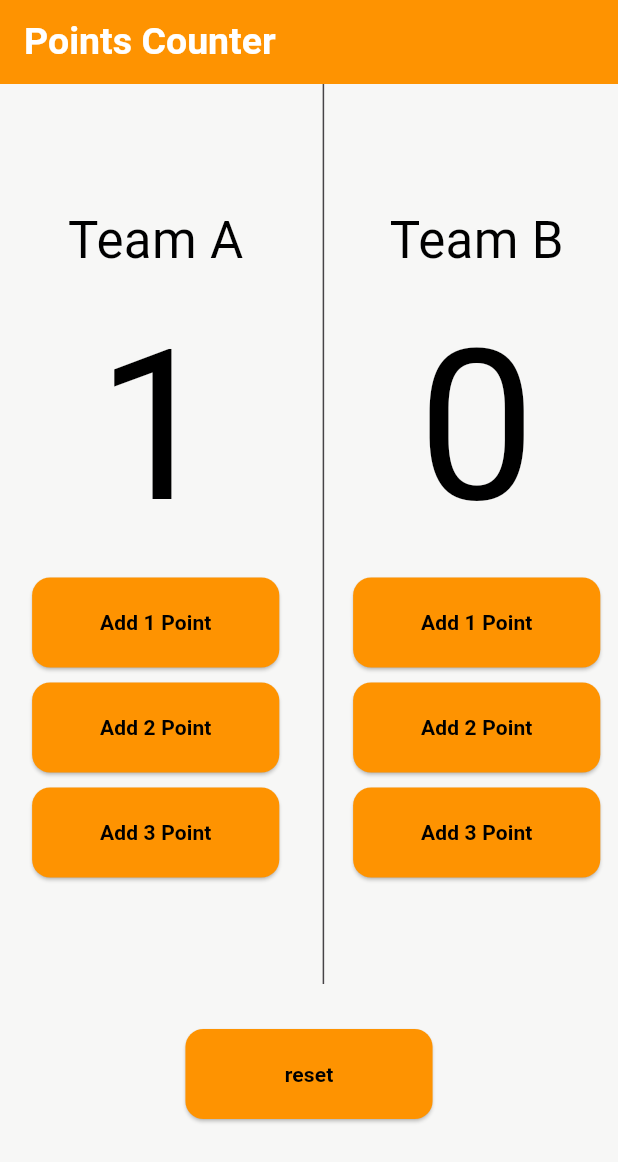
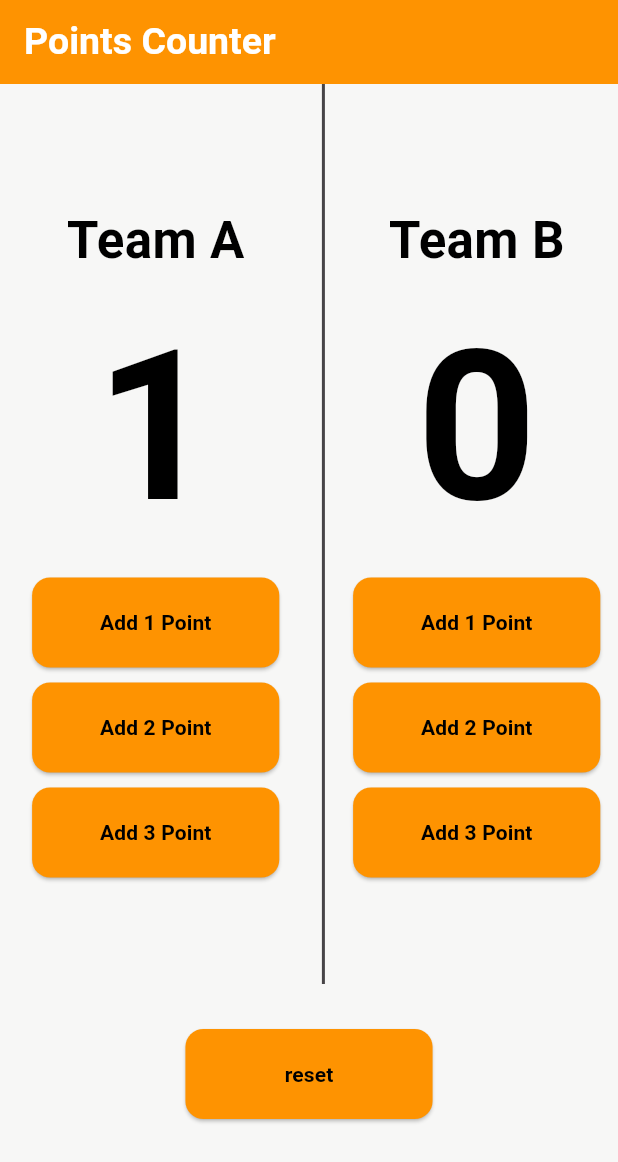
Before and after one commit to OmarGamalDev/flutter_revision_project, a Flutter app: the screen it shows after launch, after a tap on "Add 1 Point", on a phone screen of 412 x 824 dp. Shown: the top 1162 px of the screen. Run offline on Flutter 3.47's test engine with Material 3 defaults, Android fonts, the phone set to English and light mode, and no system bars; our stand-ins replace flutter_bloc.

Commit message:
Refactor Basketball Points Counter app to use Bloc for state management and update UI accordingly

```diff
--- a/lib/Basketball Points Counter App/backetball_counter_view.dart
+++ b/lib/Basketball Points Counter App/backetball_counter_view.dart
@@ -1,4 +1,6 @@
 import 'package:flutter/material.dart';
+import 'package:flutter_bloc/flutter_bloc.dart';
+import 'package:flutter_revision_project/Basketball%20Points%20Counter%20App/cubit/counter_cubit.dart';
 import 'package:flutter_revision_project/Basketball%20Points%20Counter%20App/widgets/backetball_counter_body.dart';
 
 class BacketballCounterView extends StatelessWidget {
@@ -6,7 +8,9 @@ class BacketballCounterView extends StatelessWidget {
 
   @override
   Widget build(BuildContext context) {
-    return Scaffold(
+    return BlocProvider(
+      create: (context) => CounterCubit(),
+      child: Scaffold(
         backgroundColor: Color(0xfff7f7f6),
         appBar: AppBar(
           backgroundColor: Color(0xfffe9301),
@@ -20,6 +24,7 @@ class BacketballCounterView extends StatelessWidget {
           ),
         ),
         body: BacketballCounterBody(),
+      ),
     );
   }
 }
--- /dev/null
+++ b/lib/Basketball Points Counter App/cubit/counter_cubit.dart
@@ -0,0 +1,27 @@
+import 'package:flutter_bloc/flutter_bloc.dart';
+import 'package:flutter_revision_project/Basketball%20Points%20Counter%20App/cubit/counter_state.dart';
+
+class CounterCubit extends Cubit<CounterState> {
+  CounterCubit() : super(CounterAIncrementedState());
+  int countTeamA = 0;
+  int countTeamb = 0;
+  void incrementA({required String team, required int buttonnumber}) {
+    if (team == 'A') {
+      countTeamA += buttonnumber;
+      emit(CounterAIncrementedState());
+    }
+  }
+
+  void incrementB({required String team, required int buttonnumber}) {
+    if (team == 'B') {
+      countTeamb += buttonnumber;
+      emit(CounterBIncrementedState());
+    }
+  }
+
+  void reset() {
+    countTeamA = 0;
+    countTeamb = 0;
+    emit(CounterResetState());
+  }
+}
--- /dev/null
+++ b/lib/Basketball Points Counter App/cubit/counter_state.dart
@@ -0,0 +1,4 @@
+abstract class CounterState {}
+class CounterAIncrementedState extends CounterState {}
+class CounterBIncrementedState extends CounterState {}
+class CounterResetState extends CounterState {}
--- a/lib/Basketball Points Counter App/widgets/backetball_counter_body.dart
+++ b/lib/Basketball Points Counter App/widgets/backetball_counter_body.dart
@@ -1,28 +1,29 @@
 import 'package:flutter/material.dart';
+import 'package:flutter_bloc/flutter_bloc.dart';
+import 'package:flutter_revision_project/Basketball%20Points%20Counter%20App/cubit/counter_cubit.dart';
+import 'package:flutter_revision_project/Basketball%20Points%20Counter%20App/cubit/counter_state.dart';
 import 'package:flutter_revision_project/Basketball%20Points%20Counter%20App/widgets/custom_button.dart';
 
-class BacketballCounterBody extends StatefulWidget {
+class BacketballCounterBody extends StatelessWidget {
   const BacketballCounterBody({super.key});
-
   @override
-  State<BacketballCounterBody> createState() => _BacketballCounterBodyState();
-}
-
-class _BacketballCounterBodyState extends State<BacketballCounterBody> {
-  late int countTeamA;
-  late int countTeamb;
-
-  @override
-  void initState() {
-    super.initState();
-    countTeamA = 0;
-    countTeamb = 0;
-  }
-
   Widget build(BuildContext context) {
     double buttonWidth = MediaQuery.of(context).size.width * 0.4;
     double buttonHeight = 60;
-    return Column(
+
+    var cubit = BlocProvider.of<CounterCubit>(context);
+    return BlocConsumer<CounterCubit, CounterState>(
+      listener: (context, state) {},
+      builder: (context, state) {
+        return Container(
+          decoration: BoxDecoration(
+            gradient: LinearGradient(
+              begin: Alignment.topLeft,
+              end: Alignment.bottomRight,
+              colors: [Color(0xFFf7f7f6), Color(0xFFf7f7f6)],
+            ),
+          ),
+          child: Column(
             children: [
               Row(
                 mainAxisAlignment: MainAxisAlignment.spaceEvenly,
@@ -32,7 +33,11 @@ class _BacketballCounterBodyState extends State<BacketballCounterBody> {
                       SizedBox(height: 19),
                       Text(
                         "Team A",
-                  style: TextStyle(color: Colors.black, fontSize: 34),
+                        style: TextStyle(
+                          color: Colors.black,
+                          fontSize: 34,
+                          fontWeight: FontWeight.w600,
+                        ),
                       ),
                       SizedBox(
                         height: 200,
@@ -40,9 +45,13 @@ class _BacketballCounterBodyState extends State<BacketballCounterBody> {
                         child: FittedBox(
                           fit: BoxFit.scaleDown,
                           child: Text(
-                      '$countTeamA',
+                            '${cubit.countTeamA}',
                             overflow: TextOverflow.ellipsis,
-                      style: TextStyle(color: Colors.black, fontSize: 180),
+                            style: TextStyle(
+                              color: Colors.black,
+                              fontSize: 180,
+                              fontWeight: FontWeight.w600,
+                            ),
                           ),
                         ),
                       ),
@@ -50,28 +59,25 @@ class _BacketballCounterBodyState extends State<BacketballCounterBody> {
                         width: buttonWidth,
                         height: buttonHeight,
                         text: 'Add 1 Point',
-                  onpressed:
-                      () => setState(() {
-                        countTeamA++;
-                      }),
+                        onPressed: () {
+                          cubit.incrementA(team: 'A', buttonnumber: 1);
+                        },
                       ),
                       CustomButton(
                         width: buttonWidth,
                         height: buttonHeight,
                         text: 'Add 2 Point',
-                  onpressed:
-                      () => setState(() {
-                        countTeamA = countTeamA + 2;
-                      }),
+                        onPressed: () {
+                          cubit.incrementA(team: 'A', buttonnumber: 2);
+                        },
                       ),
                       CustomButton(
                         width: buttonWidth,
                         height: buttonHeight,
                         text: 'Add 3 Point',
-                  onpressed:
-                      () => setState(() {
-                        countTeamA = countTeamA + 3;
-                      }),
+                        onPressed: () {
+                          cubit.incrementA(team: 'A', buttonnumber: 3);
+                        },
                       ),
                     ],
                   ),
@@ -79,7 +85,7 @@ class _BacketballCounterBodyState extends State<BacketballCounterBody> {
                     height: 600,
                     child: VerticalDivider(
                       color: Color.fromARGB(255, 71, 68, 71),
-                thickness: 1,
+                      thickness: 2,
                     ),
                   ),
                   Column(
@@ -87,8 +93,11 @@ class _BacketballCounterBodyState extends State<BacketballCounterBody> {
                       SizedBox(height: 19),
                       Text(
                         "Team B",
-                  overflow: TextOverflow.ellipsis,
-                  style: TextStyle(color: Colors.black, fontSize: 34),
+                        style: TextStyle(
+                          color: Colors.black,
+                          fontSize: 34,
+                          fontWeight: FontWeight.w600,
+                        ),
                       ),
                       SizedBox(
                         height: 200,
@@ -96,8 +105,12 @@ class _BacketballCounterBodyState extends State<BacketballCounterBody> {
                         child: FittedBox(
                           fit: BoxFit.scaleDown,
                           child: Text(
-                      '$countTeamb',
-                      style: TextStyle(color: Colors.black, fontSize: 180),
+                            '${cubit.countTeamb}',
+                            style: TextStyle(
+                              color: Colors.black,
+                              fontSize: 180,
+                              fontWeight: FontWeight.w600,
+                            ),
                           ),
                         ),
                       ),
@@ -105,28 +118,22 @@ class _BacketballCounterBodyState extends State<BacketballCounterBody> {
                         width: buttonWidth,
                         height: buttonHeight,
                         text: 'Add 1 Point',
-                  onpressed:
-                      () => setState(() {
-                        countTeamb++;
-                      }),
+                        onPressed:
+                            () => cubit.incrementB(team: "B", buttonnumber: 1),
                       ),
                       CustomButton(
                         width: buttonWidth,
                         height: buttonHeight,
                         text: 'Add 2 Point',
-                  onpressed:
-                      () => setState(() {
-                        countTeamb = countTeamb + 2;
-                      }),
+                        onPressed:
+                            () => cubit.incrementB(team: "B", buttonnumber: 2),
                       ),
                       CustomButton(
                         width: buttonWidth,
                         height: buttonHeight,
                         text: 'Add 3 Point',
-                  onpressed:
-                      () => setState(() {
-                        countTeamb = countTeamb + 3;
-                      }),
+                        onPressed:
+                            () => cubit.incrementB(team: "B", buttonnumber: 3),
                       ),
                     ],
                   ),
@@ -137,12 +144,12 @@ class _BacketballCounterBodyState extends State<BacketballCounterBody> {
                 width: buttonWidth,
                 height: buttonHeight,
                 text: 'reset',
-          onpressed:
-              () => setState(() {
-                countTeamA = countTeamb = 0;
-              }),
+                onPressed: () => cubit.reset(),
               ),
             ],
+          ),
+        );
+      },
     );
   }
 }
--- a/lib/Basketball Points Counter App/widgets/custom_button.dart
+++ b/lib/Basketball Points Counter App/widgets/custom_button.dart
@@ -4,12 +4,12 @@ class CustomButton extends StatefulWidget {
   const CustomButton({
     super.key,
     required this.text,
-    required this.onpressed,
+    required this.onPressed,
     required this.width,
     required this.height,
   });
   final String text;
-  final VoidCallback onpressed;
+  final VoidCallback onPressed;
   final double width, height;
   @override
   State<CustomButton> createState() => _CustomButtonState();
@@ -28,7 +28,7 @@ class _CustomButtonState extends State<CustomButton> {
           ),
           maximumSize: Size(widget.width, widget.height),
         ),
-        onPressed: widget.onpressed,
+        onPressed: widget.onPressed,
         child: Center(
           child: Text(
             widget.text,
--- a/pubspec.yaml
+++ b/pubspec.yaml
@@ -10,6 +10,7 @@ dependencies:
     sdk: flutter
 
   cupertino_icons: ^1.0.8
+  flutter_bloc: ^9.1.1
 
 dev_dependencies:
   flutter_test:
```
Also changed, not shown: pubspec.lock. Lines whose indentation alone changed are shown as unchanged.
